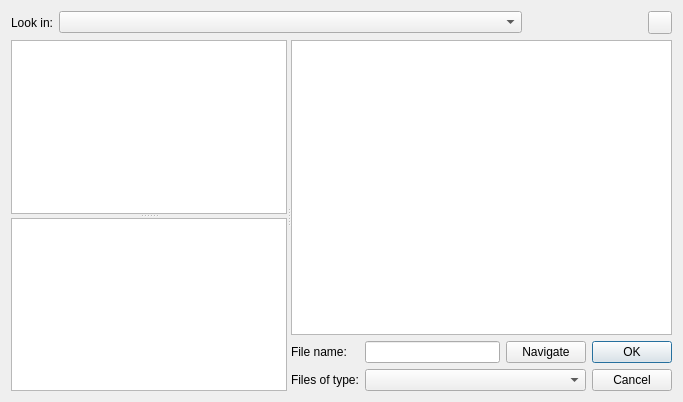
Qt form Qt/Core/Resources/UI/pqFileDialog.ui (Kitware/ParaView) before a commit.
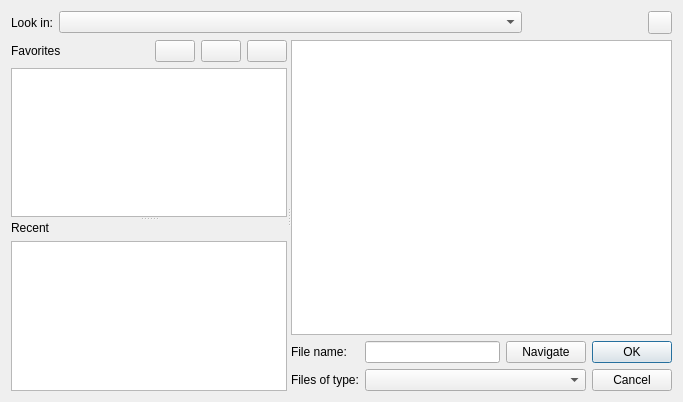
The same form after that commit. Icons and pictures are not drawn. Custom widgets are drawn as their Qt base class.

Commit message: Add favorite directories customization

```diff
--- a/Qt/Core/Resources/UI/pqFileDialog.ui
+++ b/Qt/Core/Resources/UI/pqFileDialog.ui
@@ -130,6 +130,80 @@
       <property name="orientation">
        <enum>Qt::Vertical</enum>
       </property>
+      <widget class="QWidget" name="favoritesLayoutWidget">
+       <layout class="QVBoxLayout" name="favoritesVerticalLayout">
+        <item>
+         <layout class="QHBoxLayout" name="favoritesHorizontalLayout">
+          <item>
+           <widget class="QLabel" name="favoritesLabel">
+            <property name="text">
+             <string>Favorites</string>
+            </property>
+           </widget>
+          </item>
+          <item>
+           <widget class="QPushButton" name="AddCurrentDirectoryToFavorites">
+            <property name="sizePolicy">
+             <sizepolicy hsizetype="Fixed" vsizetype="Fixed">
+              <horstretch>0</horstretch>
+              <verstretch>0</verstretch>
+             </sizepolicy>
+            </property>
+            <property name="toolTip">
+             <string>Add current directory to favorites</string>
+            </property>
+            <property name="text">
+             <string/>
+            </property>
+            <property name="icon">
+             <iconset theme="list-add">
+              <normaloff>.</normaloff>.</iconset>
+            </property>
+           </widget>
+          </item>
+          <item>
+           <widget class="QPushButton" name="RemoveCurrentDirectoryFromFavorites">
+            <property name="sizePolicy">
+             <sizepolicy hsizetype="Fixed" vsizetype="Fixed">
+              <horstretch>0</horstretch>
+              <verstretch>0</verstretch>
+             </sizepolicy>
+            </property>
+            <property name="toolTip">
+             <string>Remove current directory from favorites</string>
+            </property>
+            <property name="text">
+             <string/>
+            </property>
+            <property name="icon">
+             <iconset theme="list-remove">
+              <normaloff>.</normaloff>.</iconset>
+            </property>
+           </widget>
+          </item>
+          <item>
+           <widget class="QPushButton" name="ResetFavortiesToSystemDefault">
+            <property name="sizePolicy">
+             <sizepolicy hsizetype="Fixed" vsizetype="Fixed">
+              <horstretch>0</horstretch>
+              <verstretch>0</verstretch>
+             </sizepolicy>
+            </property>
+            <property name="toolTip">
+             <string>Reset favorites to system default</string>
+            </property>
+            <property name="text">
+             <string/>
+            </property>
+            <property name="icon">
+             <iconset theme="view-refresh">
+              <normaloff>.</normaloff>.</iconset>
+            </property>
+           </widget>
+          </item>
+         </layout>
+        </item>
+        <item>
       <widget class="QListView" name="Favorites">
        <property name="sizePolicy">
         <sizepolicy hsizetype="Preferred" vsizetype="Expanding">
@@ -150,6 +224,23 @@
         <enum>QAbstractItemView::SelectRows</enum>
        </property>
       </widget>
+        </item>
+       </layout>
+      </widget>
+      <widget class="QWidget" name="recentLayoutWidget">
+       <layout class="QVBoxLayout" name="recentVerticalLayout">
+        <item>
+         <layout class="QHBoxLayout" name="recentHorizontalLayout">
+          <item>
+           <widget class="QLabel" name="recentLabel">
+            <property name="text">
+             <string>Recent</string>
+            </property>
+           </widget>
+          </item>
+         </layout>
+        </item>
+        <item>
       <widget class="QListView" name="Recent">
        <property name="sizePolicy">
         <sizepolicy hsizetype="Preferred" vsizetype="Expanding">
@@ -169,6 +260,9 @@
        <property name="selectionBehavior">
         <enum>QAbstractItemView::SelectRows</enum>
        </property>
+         </widget>
+        </item>
+       </layout>
       </widget>
      </widget>
      <widget class="QWidget" name="layoutWidget">
```
Left out of the diff: 12 changed lines with no effect on the pictures. Lines whose indentation alone changed are shown as unchanged. The commit also changes 5 other files.
